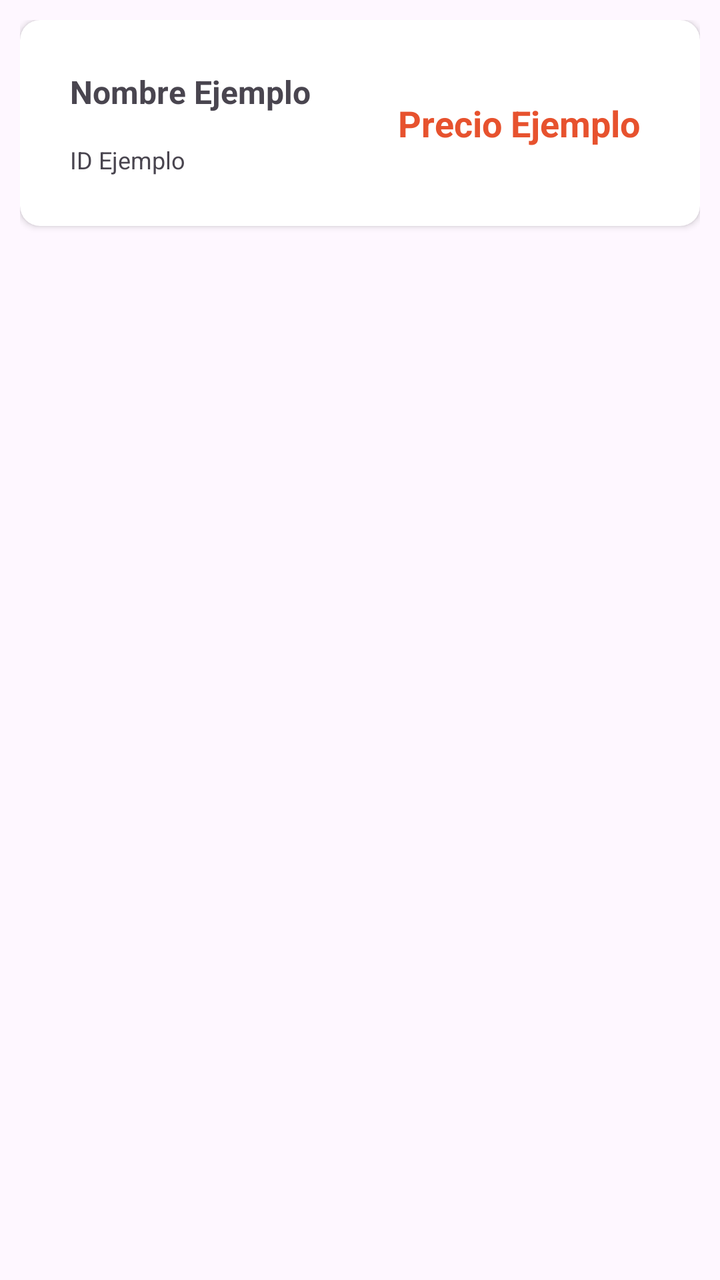
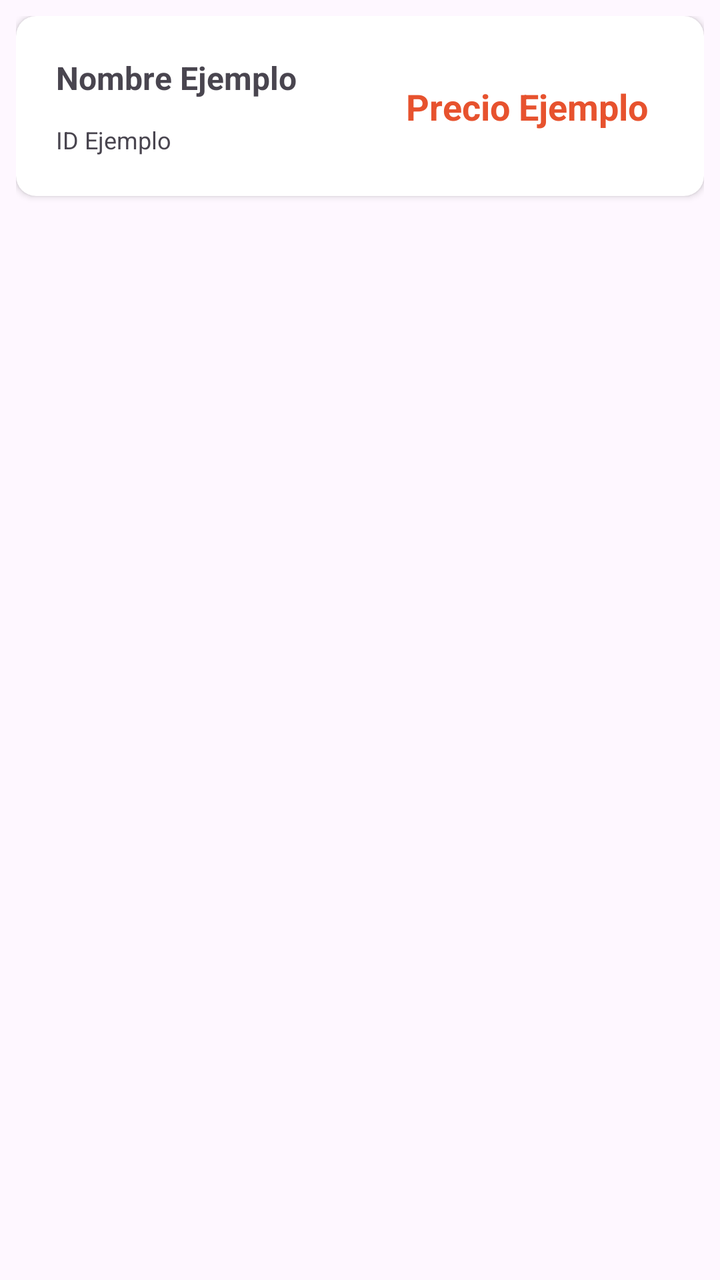

Before-and-after screenshots of an Android layout around one commit, followed by the original layout XML and the change that was made.
<!-- AndroidManifest.xml: application theme Theme.MiniProyecto1 -->
<!-- res/layout/item_product.xml -->
<?xml version="1.0" encoding="utf-8"?>
<layout xmlns:android="http://schemas.android.com/apk/res/android"
    xmlns:app="http://schemas.android.com/apk/res-auto">

    <androidx.constraintlayout.widget.ConstraintLayout
        android:layout_width="match_parent"
        android:layout_height="wrap_content"
        android:padding="10dp">

        <androidx.cardview.widget.CardView xmlns:card_view="http://schemas.android.com/apk/res-auto"
            android:id="@+id/cvProducts"
            android:layout_gravity="center"
            card_view:cardCornerRadius="10dp"
            android:elevation="8dp"
            android:layout_width="match_parent"
            android:layout_height="wrap_content"
            android:foreground="?selectableItemBackground"
            app:layout_constraintStart_toStartOf="parent"
            app:layout_constraintEnd_toEndOf="parent"
            app:layout_constraintTop_toTopOf="parent">

            <androidx.constraintlayout.widget.ConstraintLayout
                android:layout_width="match_parent"
                android:layout_height="match_parent"
                android:padding="10dp">

                <TextView
                    android:id="@+id/tvName"
                    android:layout_width="wrap_content"
                    android:layout_height="wrap_content"
                    android:layout_margin="15dp"
                    android:textStyle="bold"
                    android:textSize="16sp"
                    android:fontFamily="sans-serif"
                    card_view:layout_constraintTop_toTopOf="parent"
                    card_view:layout_constraintStart_toStartOf="parent"
                    android:text="Nombre Ejemplo" />

                <TextView
                    android:id="@+id/tvID"
                    android:layout_width="wrap_content"
                    android:layout_height="wrap_content"
                    android:layout_margin="15dp"
                    android:paddingBottom="15dp"
                    android:textSize="12sp"
                    android:fontFamily="sans-serif"
                    card_view:layout_constraintTop_toBottomOf="@id/tvName"
                    card_view:layout_constraintStart_toStartOf="parent"
                    android:text="ID Ejemplo" />

                <TextView
                    android:id="@+id/tvPrice"
                    android:layout_width="wrap_content"
                    android:layout_height="wrap_content"
                    android:paddingRight="20dp"
                    android:textColor="@color/red_orange"
                    android:textStyle="bold"
                    android:textSize="18sp"
                    android:fontFamily="sans-serif"
                    card_view:layout_constraintTop_toTopOf="parent"
                    card_view:layout_constraintEnd_toEndOf="parent"
                    card_view:layout_constraintBottom_toBottomOf="parent"
                    android:text="Precio Ejemplo" />

            </androidx.constraintlayout.widget.ConstraintLayout>

        </androidx.cardview.widget.CardView>

    </androidx.constraintlayout.widget.ConstraintLayout>
</layout>
<!-- resources referenced by this layout -->
<resources>
  <color name="red_orange">#e7522e</color>
  <style name="Theme.MiniProyecto1" parent="Base.Theme.MiniProyecto1" />
  <style name="Base.Theme.MiniProyecto1" parent="Theme.Material3.DayNight.NoActionBar">
      
      
    </style>
</resources>

<!-- the commit's change to res/layout/item_product.xml (unified diff, before → after) -->
@@ -5,7 +5,7 @@
     <androidx.constraintlayout.widget.ConstraintLayout
         android:layout_width="match_parent"
         android:layout_height="wrap_content"
-        android:padding="10dp">
+        android:padding="8dp">
 
         <androidx.cardview.widget.CardView xmlns:card_view="http://schemas.android.com/apk/res-auto"
             android:id="@+id/cvProducts"
@@ -22,13 +22,13 @@
             <androidx.constraintlayout.widget.ConstraintLayout
                 android:layout_width="match_parent"
                 android:layout_height="match_parent"
-                android:padding="10dp">
+                android:padding="8dp">
 
                 <TextView
                     android:id="@+id/tvName"
                     android:layout_width="wrap_content"
                     android:layout_height="wrap_content"
-                    android:layout_margin="15dp"
+                    android:layout_margin="12dp"
                     android:textStyle="bold"
                     android:textSize="16sp"
                     android:fontFamily="sans-serif"
@@ -40,8 +40,8 @@
                     android:id="@+id/tvID"
                     android:layout_width="wrap_content"
                     android:layout_height="wrap_content"
-                    android:layout_margin="15dp"
-                    android:paddingBottom="15dp"
+                    android:layout_margin="12dp"
+                    android:paddingBottom="12dp"
                     android:textSize="12sp"
                     android:fontFamily="sans-serif"
                     card_view:layout_constraintTop_toBottomOf="@id/tvName"
